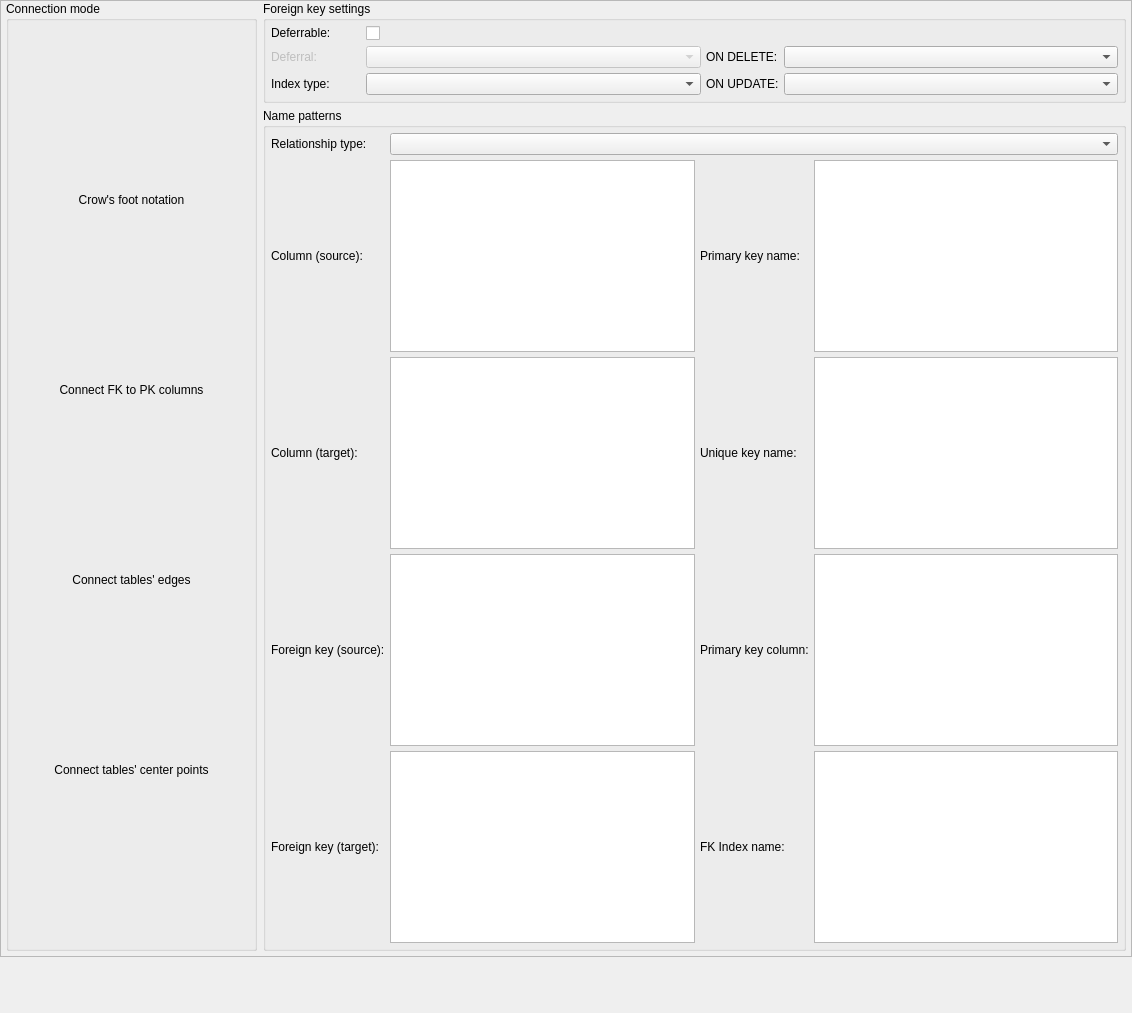
Old version of the form libs/libgui/ui/settings/relationshipconfigwidget.ui in the repository arichiardi/pgmodeler.
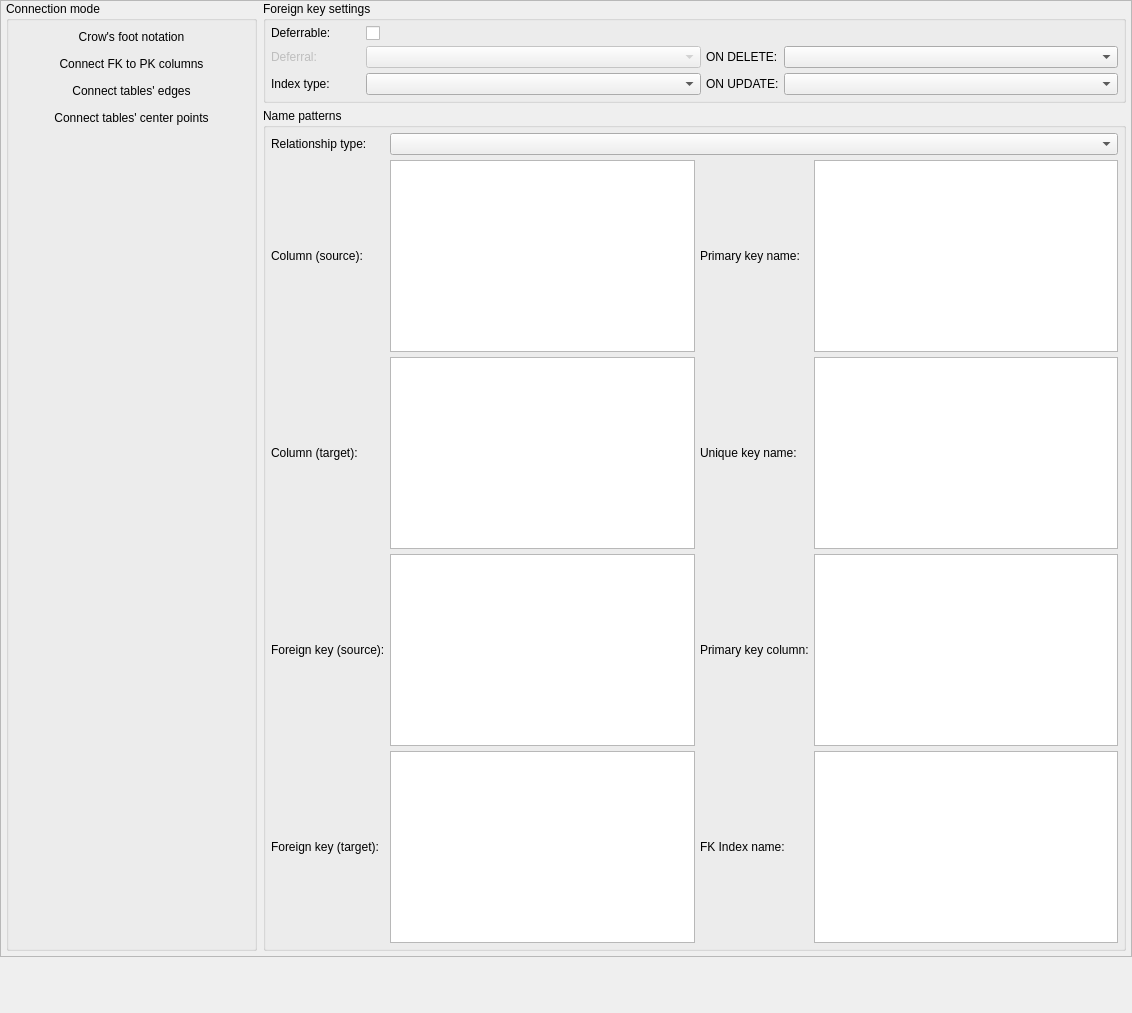
New version of the form. Icons and pictures are not drawn.

Patch:
```diff
--- a/libs/libgui/ui/settings/relationshipconfigwidget.ui
+++ b/libs/libgui/ui/settings/relationshipconfigwidget.ui
@@ -240,6 +240,19 @@
              </property>
             </widget>
            </item>
+           <item>
+            <spacer name="verticalSpacer">
+             <property name="orientation">
+              <enum>Qt::Orientation::Vertical</enum>
+             </property>
+             <property name="sizeHint" stdset="0">
+              <size>
+               <width>20</width>
+               <height>40</height>
+              </size>
+             </property>
+            </spacer>
+           </item>
           </layout>
          </widget>
         </item>
```
